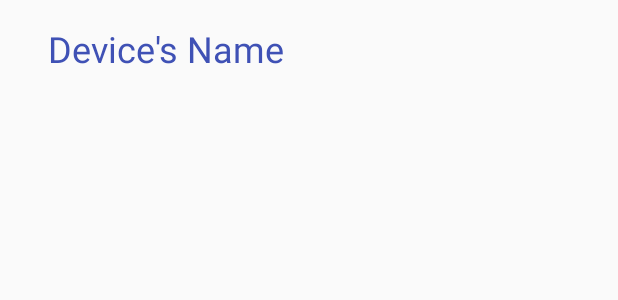
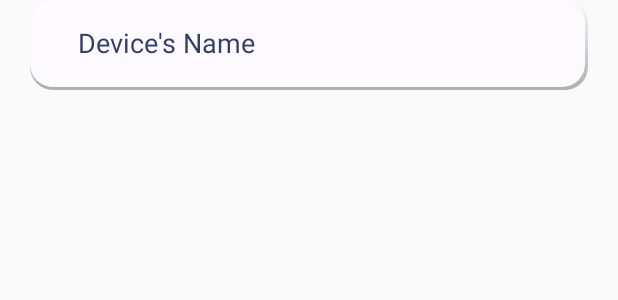
Before and after one commit to infolab-club/isc-android, an Android app: the layout item_device.xml on its own in the app's theme, with its tools: preview values and no code run, on a phone screen of 412 x 824 dp. Shown: the top 300 px of the screen. Run offline under Robolectric (Android 15) with nearby library versions, the phone set to English and light mode, and no system bars.

Commit message:
Update application design.

```diff
--- a/app/build.gradle
+++ b/app/build.gradle
@@ -1,5 +1,4 @@
 apply plugin: 'com.android.application'
-apply plugin: 'com.google.gms.google-services'
 
 android {
     compileSdkVersion 28
@@ -33,10 +32,8 @@ dependencies {
     testImplementation 'junit:junit:4.12'
     androidTestImplementation 'androidx.test.ext:junit:1.1.1'
     androidTestImplementation 'androidx.test.espresso:espresso-core:3.2.0'
-    implementation 'com.google.firebase:firebase-config:19.1.3'
     implementation 'androidx.recyclerview:recyclerview:1.1.0'
     implementation 'com.google.code.gson:gson:2.8.6'
     implementation 'com.android.support:design:28.0.0'
     implementation 'com.google.android.material:material:1.1.0'
-
 }
--- /dev/null
+++ b/app/src/main/res/drawable/style_item_bluetooth.xml
@@ -0,0 +1,24 @@
+<?xml version="1.0" encoding="utf-8"?>
+<layer-list xmlns:android="http://schemas.android.com/apk/res/android">
+<item>
+    <shape android:shape="rectangle">
+        <gradient
+            android:startColor="#4D000000"
+            android:endColor="@android:color/transparent"
+            android:angle="90" >
+        </gradient>
+        <corners android:radius="15dp" />
+    </shape>
+</item>
+
+<item
+    android:left="0dp"
+    android:right="2dp"
+    android:top="0dp"
+    android:bottom="2dp">
+    <shape android:shape="rectangle">
+        <solid android:color="@color/itemBluetooth"/>
+        <corners android:radius="15dp" />
+    </shape>
+</item>
+</layer-list>
--- a/app/src/main/res/layout/item_device.xml
+++ b/app/src/main/res/layout/item_device.xml
@@ -1,17 +1,24 @@
 <?xml version="1.0" encoding="utf-8"?>
 <LinearLayout xmlns:android="http://schemas.android.com/apk/res/android"
     android:layout_width="match_parent"
-    android:layout_height="wrap_content">
+    android:layout_height="wrap_content"
+    android:layout_alignParentLeft="true"
+    android:layout_alignParentTop="true"
+    android:layout_marginHorizontal="20dp"
+    android:layout_marginLeft="50dp"
+    android:layout_marginBottom="10dp">
+
 
     <TextView
         android:id="@+id/textDeviceName"
-        android:layout_width="wrap_content"
+        android:layout_width="match_parent"
         android:layout_height="wrap_content"
         android:layout_weight="1"
+        android:background="@drawable/style_item_bluetooth"
         android:paddingLeft="32dp"
         android:paddingTop="16dp"
-        android:paddingBottom="16dp"
+        android:paddingBottom="19dp"
         android:text="Device's Name"
-        android:textColor="@color/dark_blue"
-        android:textSize="24sp" />
+        android:textAppearance="@style/textItem" />
+
 </LinearLayout>
--- a/app/src/main/res/values/colors.xml
+++ b/app/src/main/res/values/colors.xml
@@ -8,4 +8,6 @@
     <color name="blue">#0066FF</color>
     <color name="dark_ocean">#000033</color>
     <color name="background_white">#FAFAFA</color>
+    <color name="itemBluetooth">#FDFAFF</color>
+    <color name="textHeader">#343C6A</color>
 </resources>
--- a/app/src/main/res/values/strings.xml
+++ b/app/src/main/res/values/strings.xml
@@ -7,4 +7,5 @@
     <string name="view_btn">View</string>
     <string name="connect_btn">Connect</string>
     <string name="skip_btn">Skip</string>
+    <string name="header">Connection to the station</string>
 </resources>
--- a/app/src/main/res/values/styles.xml
+++ b/app/src/main/res/values/styles.xml
@@ -7,10 +7,21 @@
         <item name="colorPrimaryDark">@color/colorPrimaryDark</item>
         <item name="colorAccent">@color/colorAccent</item>
     </style>
+
     <style name="MyToolbarTheme"
         parent="@style/ThemeOverlay.AppCompat.Dark">
         <item name="colorControlNormal">@color/white</item>
         <item name="titleTextColor">@color/white</item>
     </style>
 
+    <style name="textHeader">
+        <item name="android:textSize">17sp</item>
+        <item name="android:textColor">@color/textHeader</item>
+    </style>
+
+    <style name="textItem">
+        <item name="android:textSize">18sp</item>
+        <item name="android:textColor">@color/textHeader</item>
+    </style>
+
 </resources>
--- a/build.gradle
+++ b/build.gradle
@@ -8,9 +8,7 @@ buildscript {
         maven { url 'https://jitpack.io' }
     }
     dependencies {
-        classpath 'com.android.tools.build:gradle:3.6.2'
-        classpath 'com.google.gms:google-services:4.3.3'
-
+        classpath 'com.android.tools.build:gradle:3.6.3'
 
         // NOTE: Do not place your application dependencies here; they belong
         // in the individual module build.gradle files
```
Also changed, not shown: app/src/main/java/club/infolab/isc/LoadingActivity.java (+5 -12 lines), app/src/main/java/club/infolab/isc/image/ImageCompression.java (deleted, +0 -79 lines), app/src/main/res/layout/activity_bluetooth.xml (+19 -1 lines).
